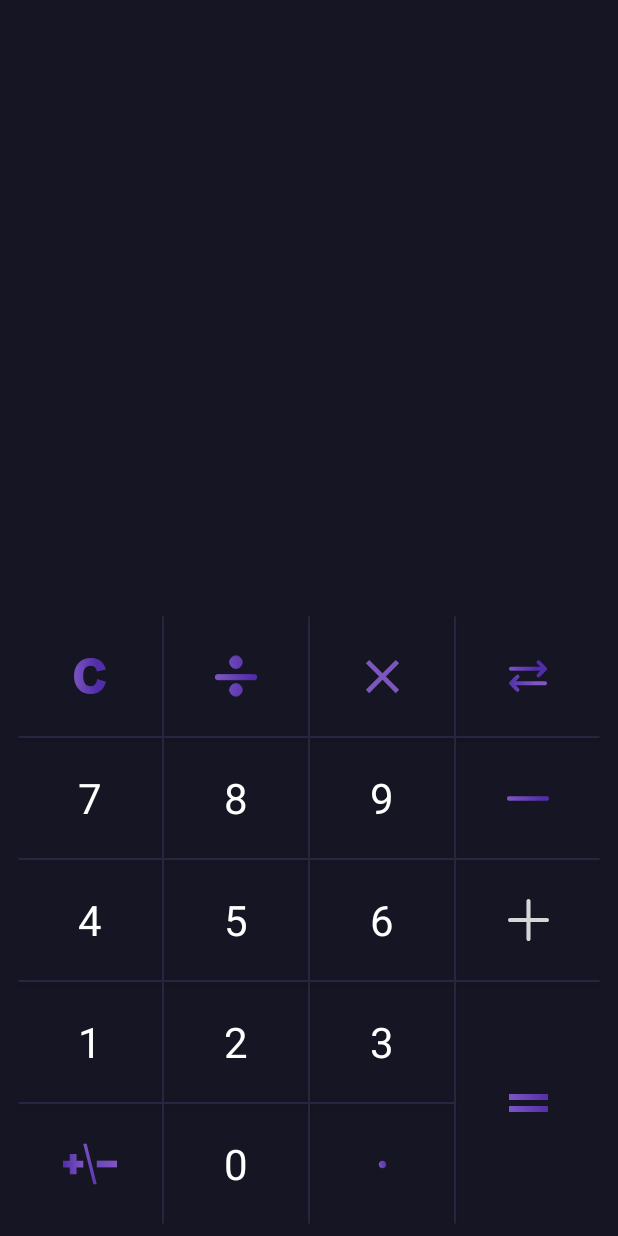
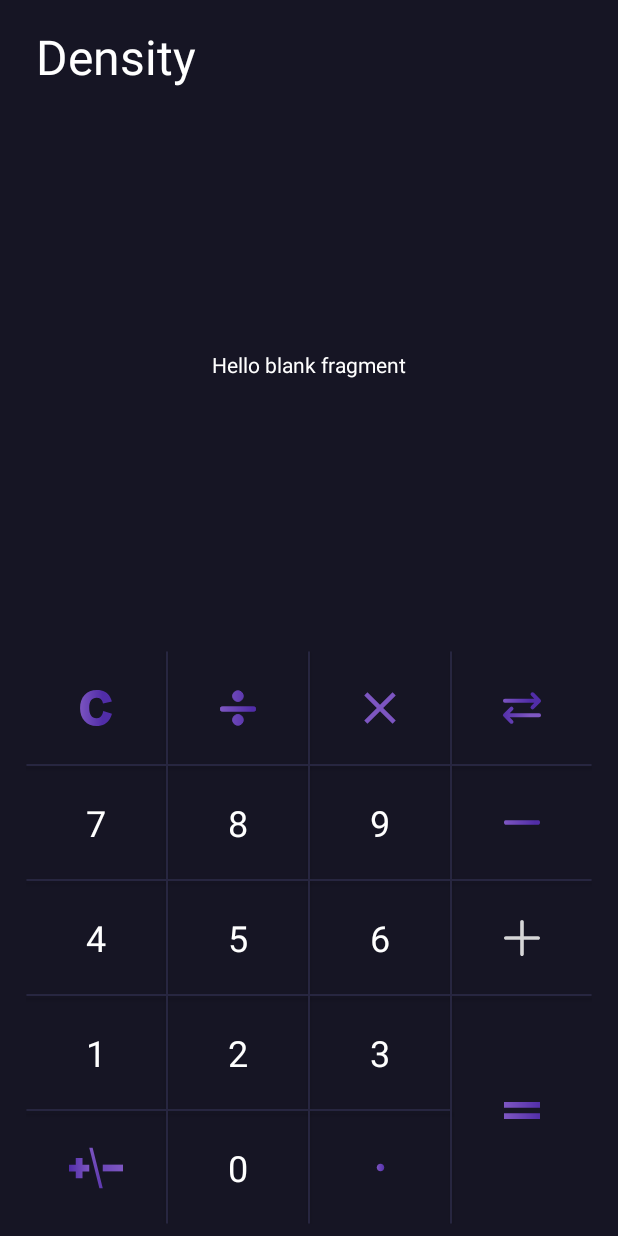
Before and after one commit to ashishmehta11/Unit-Converter, an Android app: the screen it shows after launch (MainActivity), on a phone screen of 412 x 824 dp. Run offline under Robolectric (Android 15) with nearby library versions, the phone set to English and light mode, and no system bars; our stand-ins replace data binding.

Commit message:
activity_main.xml fragment adding completed. Changed dimens of num pad
Signed-off-by: ashishmehta11 <ashish11mehta11@gmail.com>

```diff
--- /dev/null
+++ b/app/src/main/java/com/project/unitconverter/main_activity/fragments/converter/Converter.java
@@ -0,0 +1,21 @@
+package com.project.unitconverter.main_activity.fragments.converter;
+
+import android.os.Bundle;
+import android.view.LayoutInflater;
+import android.view.View;
+import android.view.ViewGroup;
+
+import androidx.fragment.app.Fragment;
+
+import com.project.unitconverter.R;
+
+
+public class Converter extends Fragment {
+
+    @Override
+    public View onCreateView(LayoutInflater inflater, ViewGroup container,
+                             Bundle savedInstanceState) {
+        // Inflate the layout for this fragment
+        return inflater.inflate(R.layout.fragment_converter, container, false);
+    }
+}
--- /dev/null
+++ b/app/src/main/java/com/project/unitconverter/main_activity/fragments/num_pad/NumPadFragment.java
@@ -0,0 +1,34 @@
+package com.project.unitconverter.main_activity.fragments.num_pad;
+
+import android.os.Bundle;
+import android.view.LayoutInflater;
+import android.view.View;
+import android.view.ViewGroup;
+
+import androidx.databinding.DataBindingUtil;
+import androidx.fragment.app.Fragment;
+
+import com.project.unitconverter.R;
+import com.project.unitconverter.data.Test;
+import com.project.unitconverter.databinding.FragmentNumPadBinding;
+
+/**
+ * A fragment representing the number pad view of the screen
+ */
+
+public class NumPadFragment extends Fragment {
+    private FragmentNumPadBinding binding = null;
+
+    @Override
+    public View onCreateView(LayoutInflater inflater, ViewGroup container,
+                             Bundle savedInstanceState) {
+        // Inflate the layout for this fragment
+        if (binding == null) {
+            binding = DataBindingUtil.inflate(inflater, R.layout.fragment_num_pad, container, false);
+            //binding = DataBindingUtil.setContentView(requireActivity(),R.layout.fragment_num_pad);
+            binding.setData(new Test());
+        }
+
+        return binding.getRoot();
+    }
+}
--- a/app/src/main/java/com/project/unitconverter/fragments/NumPadFragment.java
+++ b/app/src/main/java/com/project/unitconverter/main_activity/fragments/unit_selector/UnitSelector.java
@@ -1,4 +1,4 @@
-package com.project.unitconverter.fragments;
+package com.project.unitconverter.main_activity.fragments.unit_selector;
 
 import android.os.Bundle;
 import android.view.LayoutInflater;
@@ -10,25 +10,20 @@ import androidx.fragment.app.Fragment;
 
 import com.project.unitconverter.R;
 import com.project.unitconverter.data.Test;
-import com.project.unitconverter.databinding.FragmentNumPadBinding;
+import com.project.unitconverter.databinding.FragmentUnitSelectorBinding;
 
-/**
- * A fragment representing the number pad view of the screen
- */
 
-public class NumPadFragment extends Fragment {
-    private FragmentNumPadBinding binding = null;
+public class UnitSelector extends Fragment {
+    FragmentUnitSelectorBinding binding = null;
 
     @Override
     public View onCreateView(LayoutInflater inflater, ViewGroup container,
                              Bundle savedInstanceState) {
         // Inflate the layout for this fragment
         if (binding == null) {
-            binding = DataBindingUtil.inflate(inflater, R.layout.fragment_num_pad, container, false);
-            //binding = DataBindingUtil.setContentView(requireActivity(),R.layout.fragment_num_pad);
+            binding = DataBindingUtil.inflate(inflater, R.layout.fragment_unit_selector, container, false);
             binding.setData(new Test());
         }
-
         return binding.getRoot();
     }
 }
--- a/app/src/main/res/color/grad_equals.xml
+++ /dev/null
@@ -1,10 +0,0 @@
-<?xml version="1.0" encoding="utf-8"?>
-<gradient xmlns:android="http://schemas.android.com/apk/res/android"
-    android:angle="0"
-    android:endColor="@color/primary_dark"
-    android:endX="350"
-    android:endY="30"
-    android:startColor="@color/primary_light"
-    android:startX="0"
-    android:startY="30"
-    android:type="linear" />
--- a/app/src/main/res/drawable/ic_divide.xml
+++ b/app/src/main/res/drawable/ic_divide.xml
@@ -1,6 +1,6 @@
 <vector xmlns:android="http://schemas.android.com/apk/res/android"
-    android:width="28dp"
-    android:height="28dp"
+    android:width="24dp"
+    android:height="24dp"
     android:viewportWidth="121.805"
     android:viewportHeight="121.805">
     <path
--- a/app/src/main/res/drawable/ic_equal.xml
+++ b/app/src/main/res/drawable/ic_equal.xml
@@ -1,6 +1,6 @@
 <vector xmlns:android="http://schemas.android.com/apk/res/android"
-    android:width="26dp"
-    android:height="32dp"
+    android:width="24dp"
+    android:height="30dp"
     android:viewportWidth="341.333"
     android:viewportHeight="341.333">
     <path
--- a/app/src/main/res/drawable/ic_minus.xml
+++ b/app/src/main/res/drawable/ic_minus.xml
@@ -1,5 +1,5 @@
 <vector xmlns:android="http://schemas.android.com/apk/res/android"
-    android:width="28dp"
+    android:width="24dp"
     android:height="34dp"
     android:viewportWidth="409.6"
     android:viewportHeight="409.6">
--- a/app/src/main/res/drawable/ic_multiply.xml
+++ b/app/src/main/res/drawable/ic_multiply.xml
@@ -1,6 +1,6 @@
 <vector xmlns:android="http://schemas.android.com/apk/res/android"
-    android:width="38dp"
-    android:height="38dp"
+    android:width="36dp"
+    android:height="36dp"
     android:viewportWidth="24"
     android:viewportHeight="24">
   <path
--- a/app/src/main/res/drawable/ic_plus.xml
+++ b/app/src/main/res/drawable/ic_plus.xml
@@ -1,6 +1,6 @@
 <vector xmlns:android="http://schemas.android.com/apk/res/android"
-    android:width="27dp"
-    android:height="28dp"
+    android:width="24dp"
+    android:height="24dp"
     android:viewportWidth="426.66666"
     android:viewportHeight="426.66666">
     <path
--- a/app/src/main/res/layout/activity_main.xml
+++ b/app/src/main/res/layout/activity_main.xml
@@ -19,8 +19,19 @@
         tools:context=".main_activity.MainActivity">
 
         <androidx.fragment.app.FragmentContainerView
+            android:id="@+id/fragmentUnitSelector"
+            android:name="com.project.unitconverter.main_activity.fragments.unit_selector.UnitSelector"
+            android:layout_width="0dp"
+            android:layout_height="wrap_content"
+            android:layout_marginTop="16dp"
+            app:layout_constraintEnd_toEndOf="parent"
+            app:layout_constraintStart_toStartOf="parent"
+            app:layout_constraintTop_toTopOf="parent"
+            tools:layout="@layout/fragment_unit_selector" />
+
+        <androidx.fragment.app.FragmentContainerView
             android:id="@+id/fragmentNumPad"
-            android:name="com.project.unitconverter.fragments.NumPadFragment"
+            android:name="com.project.unitconverter.main_activity.fragments.num_pad.NumPadFragment"
             android:layout_width="wrap_content"
             android:layout_height="wrap_content"
             android:layout_gravity="bottom"
@@ -32,5 +43,19 @@
 
         </androidx.fragment.app.FragmentContainerView>
 
+        <androidx.fragment.app.FragmentContainerView
+            android:id="@+id/fragmentConverter"
+            android:name="com.project.unitconverter.main_activity.fragments.converter.Converter"
+            android:layout_width="wrap_content"
+            android:layout_height="wrap_content"
+            android:layout_marginStart="24dp"
+            android:layout_marginTop="32dp"
+            android:layout_marginEnd="24dp"
+            android:layout_marginBottom="32dp"
+            app:layout_constraintBottom_toTopOf="@+id/fragmentNumPad"
+            app:layout_constraintEnd_toEndOf="parent"
+            app:layout_constraintStart_toStartOf="parent"
+            app:layout_constraintTop_toBottomOf="@+id/fragmentUnitSelector" />
+
     </androidx.constraintlayout.widget.ConstraintLayout>
 </layout>
--- /dev/null
+++ b/app/src/main/res/layout/fragment_converter.xml
@@ -0,0 +1,16 @@
+<?xml version="1.0" encoding="utf-8"?>
+<layout xmlns:android="http://schemas.android.com/apk/res/android"
+    xmlns:tools="http://schemas.android.com/tools"
+    tools:context=".main_activity.fragments.converter.Converter">
+
+    <androidx.appcompat.widget.LinearLayoutCompat
+        android:layout_width="match_parent"
+        android:layout_height="match_parent">
+
+        <TextView
+            android:layout_width="match_parent"
+            android:layout_height="match_parent"
+            android:text="@string/hello_blank_fragment" />
+
+    </androidx.appcompat.widget.LinearLayoutCompat>
+</layout>
--- a/app/src/main/res/layout/fragment_num_pad.xml
+++ b/app/src/main/res/layout/fragment_num_pad.xml
@@ -2,7 +2,7 @@
 <layout xmlns:android="http://schemas.android.com/apk/res/android"
     xmlns:app="http://schemas.android.com/apk/res-auto"
     xmlns:tools="http://schemas.android.com/tools"
-    tools:context=".fragments.NumPadFragment">
+    tools:context=".main_activity.fragments.num_pad.NumPadFragment">
 
     <data>
 
@@ -21,7 +21,7 @@
             android:id="@+id/cardView6"
             android:layout_width="0dp"
             android:layout_height="1dp"
-            android:layout_marginBottom="80dp"
+            android:layout_marginBottom="@dimen/num_pad_cell_height"
             app:cardBackgroundColor="@color/bg_color_light"
             app:cardElevation="2dp"
             app:layout_constraintBottom_toTopOf="@+id/cardView5"
@@ -32,7 +32,7 @@
             android:id="@+id/cardView5"
             android:layout_width="0dp"
             android:layout_height="1dp"
-            android:layout_marginBottom="80dp"
+            android:layout_marginBottom="@dimen/num_pad_cell_height"
             app:cardBackgroundColor="@color/bg_color_light"
             app:cardElevation="2dp"
             app:layout_constraintBottom_toBottomOf="parent"
@@ -43,8 +43,8 @@
             android:id="@+id/cardView7"
             android:layout_width="0dp"
             android:layout_height="1dp"
-            android:layout_marginTop="80dp"
-            android:layout_marginBottom="80dp"
+            android:layout_marginTop="@dimen/num_pad_cell_height"
+            android:layout_marginBottom="@dimen/num_pad_cell_height"
             app:cardBackgroundColor="@color/bg_color_light"
             app:cardElevation="2dp"
             app:layout_constraintBottom_toTopOf="@+id/card"
@@ -57,7 +57,7 @@
             android:id="@+id/card"
             android:layout_width="0dp"
             android:layout_height="1dp"
-            android:layout_marginBottom="80dp"
+            android:layout_marginBottom="@dimen/num_pad_cell_height"
             app:cardBackgroundColor="@color/bg_color_light"
             app:cardElevation="2dp"
             app:layout_constraintBottom_toTopOf="@+id/cardView6"
@@ -68,8 +68,8 @@
             android:id="@+id/cardView3"
             android:layout_width="1dp"
             android:layout_height="0dp"
-            android:layout_marginStart="96dp"
-            android:layout_marginEnd="96dp"
+            android:layout_marginStart="@dimen/num_pad_cell_width"
+            android:layout_marginEnd="@dimen/num_pad_cell_width"
             app:cardBackgroundColor="@color/bg_color_light"
             app:cardElevation="2dp"
             app:layout_constraintBottom_toBottomOf="parent"
@@ -82,8 +82,8 @@
             android:id="@+id/cardView2"
             android:layout_width="1dp"
             android:layout_height="0dp"
-            android:layout_marginStart="184dp"
-            android:layout_marginEnd="184dp"
+            android:layout_marginStart="@dimen/num_pad_cell_width_x_2"
+            android:layout_marginEnd="@dimen/num_pad_cell_width_x_2"
             app:cardBackgroundColor="@color/bg_color_light"
             app:cardElevation="2dp"
             app:layout_constraintBottom_toBottomOf="parent"
@@ -96,8 +96,8 @@
             android:id="@+id/cardView"
             android:layout_width="1dp"
             android:layout_height="0dp"
-            android:layout_marginStart="96dp"
-            android:layout_marginEnd="96dp"
+            android:layout_marginStart="@dimen/num_pad_cell_width"
+            android:layout_marginEnd="@dimen/num_pad_cell_width"
             app:cardBackgroundColor="@color/bg_color_light"
             app:cardElevation="2dp"
             app:layout_constraintBottom_toBottomOf="parent"
--- /dev/null
+++ b/app/src/main/res/layout/fragment_unit_selector.xml
@@ -0,0 +1,28 @@
+<?xml version="1.0" encoding="utf-8"?>
+<layout xmlns:android="http://schemas.android.com/apk/res/android"
+    xmlns:tools="http://schemas.android.com/tools"
+    tools:context=".main_activity.fragments.unit_selector.UnitSelector">
+
+    <data>
+
+        <variable
+            name="data"
+            type="com.project.unitconverter.data.Test" />
+    </data>
+
+    <androidx.appcompat.widget.LinearLayoutCompat
+        android:layout_width="match_parent"
+        android:layout_height="wrap_content"
+        android:orientation="vertical">
+
+        <TextView
+            android:layout_width="match_parent"
+            android:layout_height="match_parent"
+            android:layout_gravity="center"
+
+            android:paddingStart="24dp"
+            android:text="Density"
+            android:textSize="32sp" />
+
+    </androidx.appcompat.widget.LinearLayoutCompat>
+</layout>
--- a/app/src/main/res/values/dimen.xml
+++ b/app/src/main/res/values/dimen.xml
@@ -2,5 +2,8 @@
 <resources>
     <dimen name="normal_border_margin">16dp</dimen>
     <dimen name="small_border_margin">8dp</dimen>
-    <dimen name="num_pad_text_size">28sp</dimen>
+    <dimen name="num_pad_text_size">24sp</dimen>
+    <dimen name="num_pad_cell_height">75dp</dimen>
+    <dimen name="num_pad_cell_width">93dp</dimen>
+    <dimen name="num_pad_cell_width_x_2">186dp</dimen>
 </resources>
```
